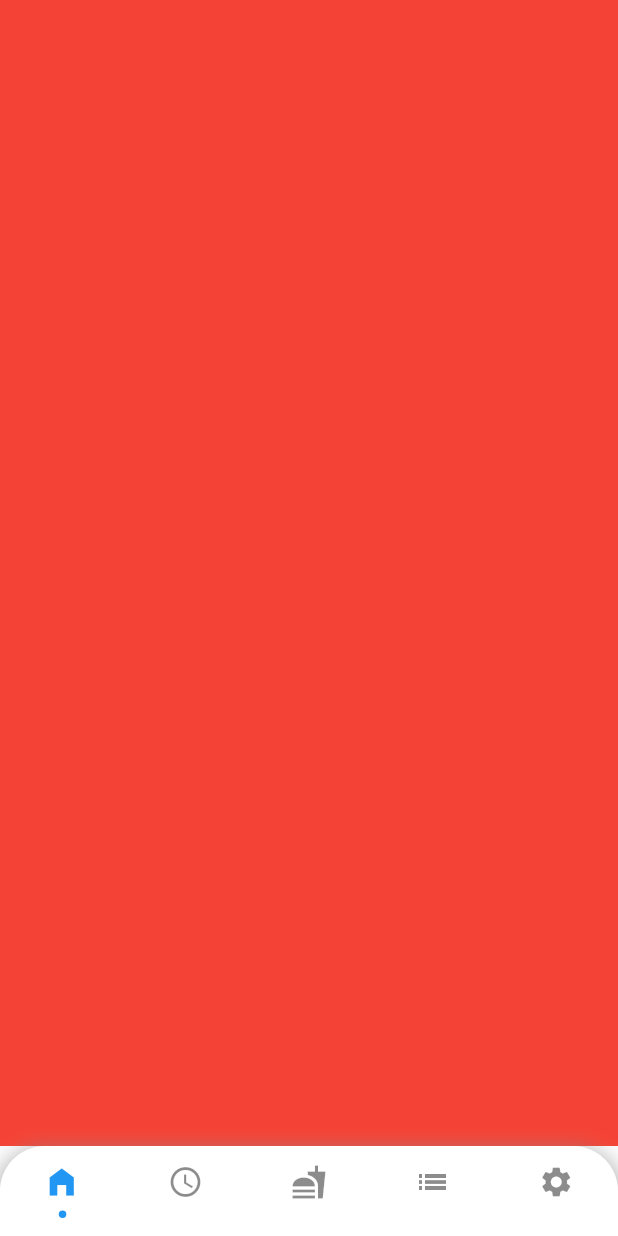
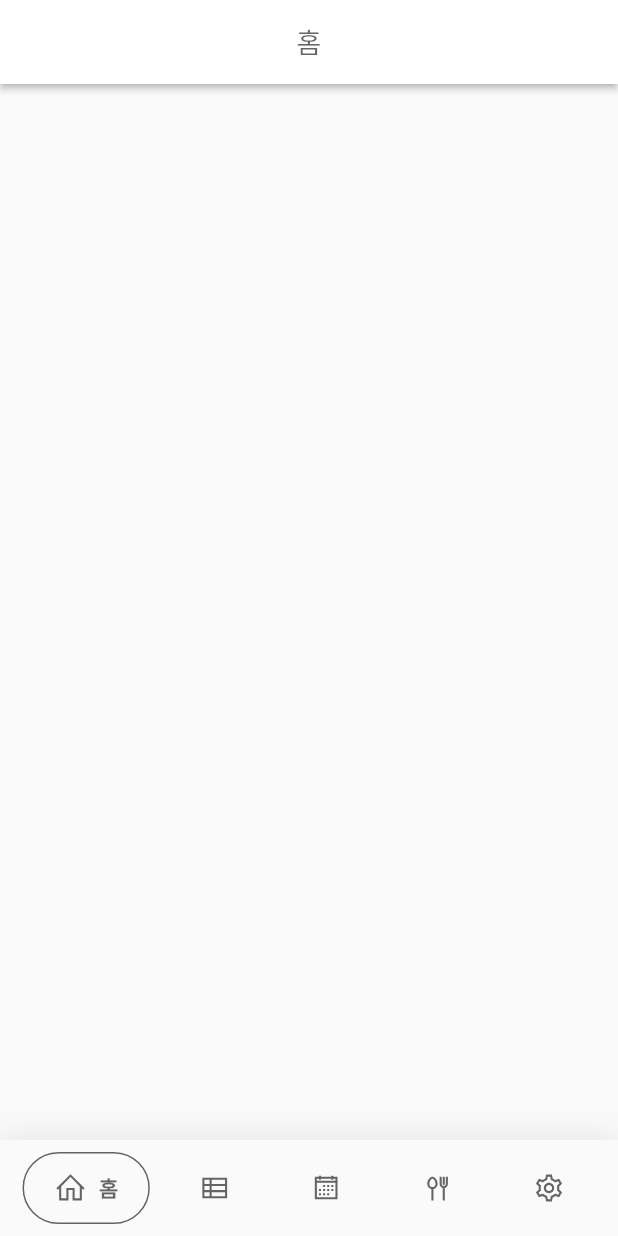
Before and after one commit to handbros/my_school, a Flutter app: the screen it shows after launch, on a phone screen of 412 x 824 dp. Run offline on Flutter 3.47's test engine with Material 2 defaults, Android fonts, the phone set to English and light mode, and no system bars; drawn by our look-alikes of google_nav_bar; our stand-ins replace line_icons.

Commit message:
AppBar and BottomNavigationBar are completed, BottomNavigationDotBar is removed.

```diff
--- a/lib/main.dart
+++ b/lib/main.dart
@@ -11,6 +11,15 @@ class MyApp extends StatelessWidget {
   Widget build(BuildContext context) {
     return MaterialApp(
       title: 'My school',
+      theme: ThemeData(
+        primarySwatch: Colors.blue,
+        brightness: Brightness.light
+      ),
+      darkTheme: ThemeData(
+        primarySwatch: Colors.blue,
+        accentColor: Colors.blue,
+        brightness: Brightness.dark
+      ),
       home: MainPage(),
     );
   }
--- a/lib/pages/HomePage.dart
+++ b/lib/pages/HomePage.dart
@@ -8,6 +8,17 @@ class HomePage extends StatefulWidget {
 class _HomePageState extends State<HomePage> {
   @override
   Widget build(BuildContext context) {
-    return Container(color:Colors.red);
+    return Scaffold(
+      appBar: AppBar(
+        title: Text("홈", style: TextStyle(
+          color: Theme.of(context).hintColor,
+          fontSize: 18,
+          fontWeight: FontWeight.w200
+        )),
+        elevation: 2,
+        backgroundColor: Theme.of(context).bottomAppBarColor,
+        centerTitle: true,
+      )
+    );
   }
 }
--- a/lib/pages/MainPage.dart
+++ b/lib/pages/MainPage.dart
@@ -1,5 +1,6 @@
 import 'package:flutter/material.dart';
-import 'package:my_school/widgets/BottomNavigationDotBar.dart';
+import 'package:google_nav_bar/google_nav_bar.dart';
+import 'package:line_icons/line_icons.dart';
 import 'package:my_school/pages/HomePage.dart';
 import 'package:my_school/pages/TimeTablePage.dart';
 import 'package:my_school/pages/MealPage.dart';
@@ -12,33 +13,77 @@ class MainPage extends StatefulWidget {
 }
 
 class _MainPageState extends State<MainPage> {
-  int currentIndex = 0;
+  int _currentIndex = 0;
 
-  final List<Widget> pages = [HomePage(), TimeTablePage(), MealPage(), ListPage(), SettingsPage()];
+  final List<Widget> _pages = [HomePage(), ListPage(), TimeTablePage(), MealPage(), SettingsPage()];
 
   void changePageIndex(int index) {
     setState(() {
-      currentIndex = index;
+      _currentIndex = index;
     });
   }
 
   @override
   Widget build(BuildContext context) {
     return Scaffold(
-      body: pages[currentIndex],
-      bottomNavigationBar: BottomNavigationDotBar (
-          items: <BottomNavigationDotBarItem>[
-            BottomNavigationDotBarItem(icon: Icons.home_filled, onTap: () { changePageIndex(0); }),
-            BottomNavigationDotBarItem(icon: Icons.access_time_sharp, onTap: () { changePageIndex(1); }),
-            BottomNavigationDotBarItem(icon: Icons.fastfood_sharp, onTap: () { changePageIndex(2); }),
-            BottomNavigationDotBarItem(icon: Icons.list_sharp, onTap: () { changePageIndex(3); }),
-            BottomNavigationDotBarItem(icon: Icons.settings, onTap: () { changePageIndex(4); }),
-          ]
+      body: Center(
+        child: _pages.elementAt(_currentIndex),
+      ),
+      bottomNavigationBar: Container(
+        decoration: BoxDecoration(
+          color: Theme.of(context).scaffoldBackgroundColor,
+          boxShadow: [
+            BoxShadow(
+              blurRadius: 20,
+              color: Colors.black.withOpacity(.1),
+            )
+          ],
+        ),
+        child: SafeArea(
+          child: Padding(
+            padding: const EdgeInsets.symmetric(horizontal: 15.0, vertical: 8),
+            child: GNav(
+              tabActiveBorder: Border.all(color: Theme.of(context).hintColor, width: 1), // tab button border
+              gap: 8,
+              activeColor: Theme.of(context).hintColor,
+              iconSize: 22,
+              padding: EdgeInsets.symmetric(horizontal: 20, vertical: 12),
+              duration: Duration(milliseconds: 400),
+              tabBackgroundColor: Theme.of(context).scaffoldBackgroundColor,
+              color: Theme.of(context).hintColor,
+              tabs: [
+                GButton(
+                  icon: LineIcons.home,
+                  text: '홈',
+                ),
+                GButton(
+                  icon: LineIcons.thList,
+                  text: '목록',
+                ),
+                GButton(
+                  icon: LineIcons.calendar,
+                  text: '시간표',
+                ),
+                GButton(
+                  icon: LineIcons.utensils,
+                  text: '식단표',
+                ),
+                GButton(
+                  icon: LineIcons.cog,
+                  text: '설정',
+                ),
+              ],
+              selectedIndex: _currentIndex,
+              onTabChange: (index) {
+                setState(() {
+                  _currentIndex = index;
+                });
+              },
+            ),
+          ),
+        ),
       ),
     );
   }
 
-  Widget get bodyContent {
-    return Container(color: Colors.white54);
-  }
 }
--- a/lib/widgets/BottomNavigationDotBar.dart
+++ /dev/null
@@ -1,173 +0,0 @@
-/*
- * Original Code
- * https://github.com/TioCoding/flutter_navigation_dot_bar/blob/master/lib/navigation_dot_bar.dart
- * licensed by MIT License
- * modified by MySchool
- */
-
-import 'package:flutter/material.dart';
-
-class BottomNavigationDotBar extends StatefulWidget{
-
-  final List<BottomNavigationDotBarItem> items;
-  final Color activeColor;
-  final Color color;
-
-  const BottomNavigationDotBar({@required this.items, this.activeColor, this.color, Key key}): super(key: key);
-
-  @override
-  State<StatefulWidget> createState() => _BottomNavigationDotBarState();
-
-}
-
-class _BottomNavigationDotBarState extends State<BottomNavigationDotBar>{
-
-  GlobalKey _keyBottomBar = GlobalKey();
-  double _numPositionBase, _numDifferenceBase, _positionLeftIndicatorDot;
-  int _indexPageSelected = 0;
-  Color _color, _activeColor;
-
-  @override
-  void initState() {
-    WidgetsBinding.instance.addPostFrameCallback(_afterLayout);
-    super.initState();
-  }
-
-  _afterLayout(_) {
-    _color = widget.color ?? Colors.black45;
-    _activeColor = widget.activeColor ?? Theme.of(context).primaryColor;
-    final sizeBottomBar = (_keyBottomBar.currentContext.findRenderObject() as RenderBox).size;
-    _numPositionBase = ((sizeBottomBar.width / widget.items.length));
-    _numDifferenceBase = (_numPositionBase - (_numPositionBase / 2) + 2);
-    setState(() { _positionLeftIndicatorDot = _numPositionBase - _numDifferenceBase; });
-  }
-
-  @override
-  Widget build(BuildContext context) => Container (
-
-    child: Material(
-        elevation: 10,
-        borderRadius: BorderRadius.only(
-          topLeft: Radius.circular(30),
-          topRight: Radius.circular(30),
-        ),
-        child: Container(
-          decoration: BoxDecoration(
-            color: Colors.white,
-            borderRadius: BorderRadius.only(
-                topLeft: Radius.circular(30),
-                topRight: Radius.circular(30)
-            ),
-            boxShadow: [
-              BoxShadow(
-                color: Colors.grey.withOpacity(0.5),
-                spreadRadius: 2,
-                blurRadius: 10,
-                offset: Offset(0, 3), // changes position of shadow
-              ),
-            ],
-          ),
-          padding: EdgeInsets.symmetric(vertical: 12),
-          child: Stack(
-            key: _keyBottomBar,
-            children: <Widget>[
-              Padding(
-                padding: EdgeInsets.only(bottom: 12),
-                child: Row(
-                    mainAxisAlignment: MainAxisAlignment.spaceAround,
-                    children: _createNavigationIconButtonList(widget.items.asMap())
-                ),
-              ),
-              AnimatedPositioned(
-                  child: CircleAvatar(radius: 2.5, backgroundColor: _activeColor),
-                  duration: Duration(milliseconds: 400),
-                  curve: Curves.fastOutSlowIn,
-                  left: _positionLeftIndicatorDot,
-                  bottom: 0
-              ),
-            ],
-          ),
-        )
-    ),
-  );
-
-  List<_NavigationIconButton> _createNavigationIconButtonList(Map<int, BottomNavigationDotBarItem> mapItem){
-    List<_NavigationIconButton> children = List<_NavigationIconButton>();
-    mapItem.forEach((index, item) =>
-        children.add(_NavigationIconButton(item.icon, (index == _indexPageSelected) ? _activeColor : _color,item.onTap,() { _changeOptionBottomBar(index); }))
-    );
-    return children;
-  }
-
-  void _changeOptionBottomBar(int indexPageSelected){
-    if(indexPageSelected != _indexPageSelected){
-      setState(() { _positionLeftIndicatorDot = (_numPositionBase * (indexPageSelected+1))-_numDifferenceBase; });
-      _indexPageSelected = indexPageSelected;
-    }
-  }
-
-}
-
-class BottomNavigationDotBarItem{
-  final IconData icon;
-  final NavigationIconButtonTapCallback onTap;
-  const BottomNavigationDotBarItem({@required this.icon, this.onTap}) : assert(icon != null);
-}
-
-typedef NavigationIconButtonTapCallback = void Function();
-
-class _NavigationIconButton extends StatefulWidget {
-
-  final IconData _icon;
-  final Color _colorIcon;
-  final NavigationIconButtonTapCallback _onTapInternalButton;
-  final NavigationIconButtonTapCallback _onTapExternalButton;
-
-  const _NavigationIconButton(this._icon, this._colorIcon, this._onTapInternalButton, this._onTapExternalButton, {Key key}): super(key: key);
-
-  @override
-  _NavigationIconButtonState createState() => _NavigationIconButtonState();
-
-}
-
-class _NavigationIconButtonState extends State<_NavigationIconButton> with SingleTickerProviderStateMixin {
-
-  AnimationController _controller;
-  Animation _scaleAnimation;
-  double _opacityIcon = 1;
-
-  @override
-  void initState() {
-    super.initState();
-    _controller = AnimationController(vsync: this, duration: Duration(milliseconds: 200));
-    _scaleAnimation = Tween<double>(begin: 1, end: 0.93).animate(_controller);
-  }
-
-  @override
-  Widget build(BuildContext context) => GestureDetector(
-      onTapDown: (_) {
-        _controller.forward();
-        setState(() { _opacityIcon = 0.7; });
-      },
-      onTapUp: (_) {
-        _controller.reverse();
-        setState(() { _opacityIcon = 1; });
-      },
-      onTapCancel: () {
-        _controller.reverse();
-        setState(() { _opacityIcon = 1; });
-      },
-      onTap: () {
-        widget._onTapInternalButton();
-        widget._onTapExternalButton();
-      },
-      child: ScaleTransition(
-          scale: _scaleAnimation,
-          child: AnimatedOpacity(
-              opacity: _opacityIcon,
-              duration: Duration(milliseconds: 200),
-              child: Icon(widget._icon, color: widget._colorIcon)
-          )
-      )
-  );
-}
--- a/pubspec.yaml
+++ b/pubspec.yaml
@@ -25,6 +25,8 @@ dependencies:
     sdk: flutter
 
   http: ^0.13.1
+  google_nav_bar: ^5.0.5
+  line_icons: ^2.0.1
 
 
   # The following adds the Cupertino Icons font to your application.
```
Also changed, not shown: lib/SharedAssets.dart (+10 -10 lines), lib/pages/ListPage.dart (+12 -1 lines), lib/pages/MealPage.dart (+12 -1 lines), lib/pages/SettingsPage.dart (+12 -1 lines), lib/pages/TimeTablePage.dart (+12 -1 lines), pubspec.lock.
